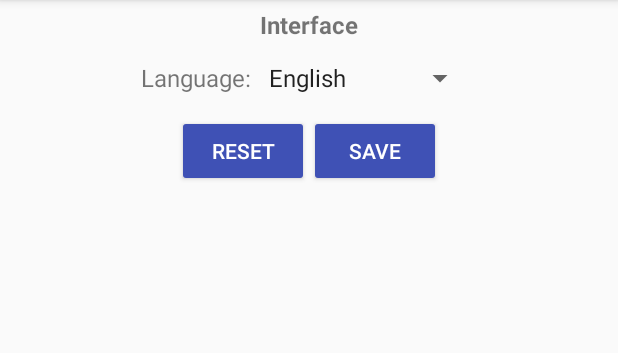
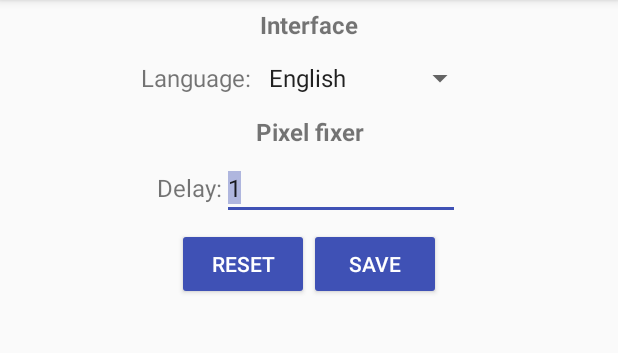
Before and after one commit to CodeDead/DeadPix-android, an Android app: the screen it shows after launch (MainActivity), in the side drawer, after a tap on "Settings", on a phone screen of 412 x 824 dp, the part 84-437 px from its top. Run offline under Robolectric (Android 15) with nearby library versions, the phone set to English and light mode, and no system bars; libraries missing offline, so code that uses them is left out: com.tapadoo.alerter.

Commit message:
* Added fix activity * Added code for fix activity * Added code for settings activity * Fixed some design issues

```diff
--- a/app/build.gradle
+++ b/app/build.gradle
@@ -29,5 +29,6 @@ dependencies {
     compile 'com.android.support:design:25.3.1'
     compile 'com.android.support.constraint:constraint-layout:1.0.2'
     compile 'com.tapadoo.android:alerter:1.0.7'
+    compile 'com.android.support:support-v4:25.3.1'
     testCompile 'junit:junit:4.12'
 }
--- /dev/null
+++ b/app/src/main/java/com/codedead/deadline/deadpix/gui/FixActivity.java
@@ -0,0 +1,185 @@
+package com.codedead.deadline.deadpix.gui;
+
+import android.annotation.SuppressLint;
+import android.graphics.Color;
+import android.os.CountDownTimer;
+import android.support.v4.content.ContextCompat;
+import android.support.v7.app.ActionBar;
+import android.support.v7.app.AppCompatActivity;
+import android.os.Bundle;
+import android.os.Handler;
+import android.view.MotionEvent;
+import android.view.View;
+import android.widget.FrameLayout;
+
+import com.codedead.deadline.deadpix.R;
+
+import java.util.Random;
+
+public class FixActivity extends AppCompatActivity {
+    private boolean fixCancelled;
+    private FrameLayout frameLayout;
+    private int fixDelay = 1;
+
+    private static final Random rnd = new Random();
+    private static final boolean AUTO_HIDE = true;
+    private static final int AUTO_HIDE_DELAY_MILLIS = 2000;
+    private static final int UI_ANIMATION_DELAY = 300;
+    private final Handler mHideHandler = new Handler();
+    private final Runnable mHidePart2Runnable = new Runnable() {
+        @SuppressLint("InlinedApi")
+        @Override
+        public void run() {
+            frameLayout.setSystemUiVisibility(View.SYSTEM_UI_FLAG_LOW_PROFILE
+                    | View.SYSTEM_UI_FLAG_FULLSCREEN
+                    | View.SYSTEM_UI_FLAG_LAYOUT_STABLE
+                    | View.SYSTEM_UI_FLAG_IMMERSIVE_STICKY
+                    | View.SYSTEM_UI_FLAG_LAYOUT_HIDE_NAVIGATION
+                    | View.SYSTEM_UI_FLAG_HIDE_NAVIGATION);
+        }
+    };
+    private View mControlsView;
+    private final Runnable mShowPart2Runnable = new Runnable() {
+        @Override
+        public void run() {
+            ActionBar actionBar = getSupportActionBar();
+            if (actionBar != null) {
+                actionBar.show();
+            }
+            mControlsView.setVisibility(View.VISIBLE);
+        }
+    };
+    private boolean mVisible;
+    private final Runnable mHideRunnable = new Runnable() {
+        @Override
+        public void run() {
+            hide();
+        }
+    };
+    private final View.OnTouchListener mDelayHideTouchListener = new View.OnTouchListener() {
+        @Override
+        public boolean onTouch(View view, MotionEvent motionEvent) {
+            if (AUTO_HIDE) {
+                delayedHide(AUTO_HIDE_DELAY_MILLIS);
+            }
+
+            fixCancelled = true;
+            finish();
+
+            return false;
+        }
+    };
+
+    @Override
+    protected void onCreate(Bundle savedInstanceState) {
+        super.onCreate(savedInstanceState);
+
+        setContentView(R.layout.activity_fix);
+
+        mVisible = true;
+        mControlsView = findViewById(R.id.fullscreen_content_controls);
+        frameLayout = (FrameLayout) findViewById(R.id.frame_fix);
+
+        frameLayout.setOnClickListener(new View.OnClickListener() {
+            @Override
+            public void onClick(View view) {
+                toggle();
+            }
+        });
+
+        findViewById(R.id.BtnCloseFix).setOnTouchListener(mDelayHideTouchListener);
+
+        String color;
+        if (getIntent() != null) {
+
+            fixDelay = getIntent().getIntExtra("delay", 1);
+
+            if (getIntent().getStringExtra("color") != null) {
+                color = getIntent().getStringExtra("color");
+
+                switch (color) {
+                    case "red":
+                        frameLayout.setBackgroundColor(ContextCompat.getColor(this, R.color.red));
+                        break;
+                    case "green":
+                        frameLayout.setBackgroundColor(ContextCompat.getColor(this, R.color.green));
+                        break;
+                    case "blue":
+                        frameLayout.setBackgroundColor(ContextCompat.getColor(this, R.color.blue));
+                        break;
+                    case "yellow":
+                        frameLayout.setBackgroundColor(ContextCompat.getColor(this, R.color.yellow));
+                        break;
+                    case "white":
+                        frameLayout.setBackgroundColor(ContextCompat.getColor(this, android.R.color.white));
+                        break;
+                    case "black":
+                        frameLayout.setBackgroundColor(ContextCompat.getColor(this, android.R.color.black));
+                        break;
+                    case "fix":
+                        fix();
+                        break;
+                }
+            }
+        }
+    }
+
+    private void fix() {
+        new CountDownTimer(fixDelay, 1000) {
+
+            @Override
+            public void onTick(long millisUntilFinished) {
+            }
+
+            @Override
+            public void onFinish() {
+                int color = Color.argb(255, rnd.nextInt(256), rnd.nextInt(256), rnd.nextInt(256));
+                frameLayout.setBackgroundColor(color);
+                if (!fixCancelled) {
+                    start();
+                }
+            }
+        }.start();
+    }
+
+    @Override
+    protected void onPostCreate(Bundle savedInstanceState) {
+        super.onPostCreate(savedInstanceState);
+        delayedHide(100);
+    }
+
+    private void toggle() {
+        if (mVisible) {
+            hide();
+        } else {
+            show();
+        }
+    }
+
+    private void hide() {
+        ActionBar actionBar = getSupportActionBar();
+        if (actionBar != null) {
+            actionBar.hide();
+        }
+
+        mControlsView.setVisibility(View.GONE);
+        mVisible = false;
+
+        mHideHandler.removeCallbacks(mShowPart2Runnable);
+        mHideHandler.postDelayed(mHidePart2Runnable, UI_ANIMATION_DELAY);
+    }
+
+    @SuppressLint("InlinedApi")
+    private void show() {
+        frameLayout.setSystemUiVisibility(View.SYSTEM_UI_FLAG_LAYOUT_FULLSCREEN | View.SYSTEM_UI_FLAG_LAYOUT_HIDE_NAVIGATION);
+        mVisible = true;
+
+        mHideHandler.removeCallbacks(mHidePart2Runnable);
+        mHideHandler.postDelayed(mShowPart2Runnable, UI_ANIMATION_DELAY);
+    }
+
+    private void delayedHide(int delayMillis) {
+        mHideHandler.removeCallbacks(mHideRunnable);
+        mHideHandler.postDelayed(mHideRunnable, delayMillis);
+    }
+}
--- a/app/src/main/java/com/codedead/deadline/deadpix/gui/MainActivity.java
+++ b/app/src/main/java/com/codedead/deadline/deadpix/gui/MainActivity.java
@@ -20,6 +20,7 @@ import android.support.v7.widget.Toolbar;
 import android.view.MenuItem;
 import android.view.View;
 import android.widget.Button;
+import android.widget.EditText;
 import android.widget.ImageButton;
 import android.widget.Spinner;
 import android.widget.Toast;
@@ -87,6 +88,65 @@ public class MainActivity extends AppCompatActivity implements NavigationView.On
         FloatingActionButton fabWhite = (FloatingActionButton) findViewById(R.id.fab_white);
         FloatingActionButton fabBlack = (FloatingActionButton) findViewById(R.id.fab_black);
         Button btnFix = (Button) findViewById(R.id.BtnFix);
+
+        final Intent intent = new Intent(this, FixActivity.class);
+
+        fabRed.setOnClickListener(new View.OnClickListener() {
+            @Override
+            public void onClick(View v) {
+                intent.putExtra("color", "red");
+                startActivity(intent);
+            }
+        });
+
+        fabGreen.setOnClickListener(new View.OnClickListener() {
+            @Override
+            public void onClick(View v) {
+                intent.putExtra("color", "green");
+                startActivity(intent);
+            }
+        });
+
+        fabBlue.setOnClickListener(new View.OnClickListener() {
+            @Override
+            public void onClick(View v) {
+                intent.putExtra("color", "blue");
+                startActivity(intent);
+            }
+        });
+
+        fabYellow.setOnClickListener(new View.OnClickListener() {
+            @Override
+            public void onClick(View v) {
+                intent.putExtra("color", "yellow");
+                startActivity(intent);
+            }
+        });
+
+        fabWhite.setOnClickListener(new View.OnClickListener() {
+            @Override
+            public void onClick(View v) {
+                intent.putExtra("color", "white");
+                startActivity(intent);
+            }
+        });
+
+        fabBlack.setOnClickListener(new View.OnClickListener() {
+            @Override
+            public void onClick(View v) {
+                intent.putExtra("color", "black");
+                startActivity(intent);
+            }
+        });
+
+        btnFix.setOnClickListener(new View.OnClickListener() {
+            @Override
+            public void onClick(View v) {
+                intent.putExtra("color", "fix");
+                intent.putExtra("delay", sharedPreferences.getInt("delay", 1));
+                startActivity(intent);
+            }
+        });
     }
 
     private void content_help() {
@@ -150,20 +210,55 @@ public class MainActivity extends AppCompatActivity implements NavigationView.On
 
     private void content_settings() {
         final Spinner spnLanguage = (Spinner) findViewById(R.id.SpnLanguages);
+        final EditText edtDelay = (EditText) findViewById(R.id.EdtDelay);
         Button btnReset = (Button) findViewById(R.id.BtnReset);
         Button btnSave = (Button) findViewById(R.id.BtnSave);
+
+        String lang = sharedPreferences.getString("language", "en");
+
+        switch (lang) {
+            default:
+            case "en":
+                spnLanguage.setSelection(0);
+                break;
+            case "nl":
+                spnLanguage.setSelection(1);
+                break;
+            case "fr":
+                spnLanguage.setSelection(2);
+                break;
+            case "de":
+                spnLanguage.setSelection(3);
+                break;
+        }
+
+        edtDelay.setText("" + sharedPreferences.getInt("delay", 1));
 
         btnReset.setOnClickListener(new View.OnClickListener() {
             @Override
             public void onClick(View v) {
-                saveSettings(0);
+                saveSettings(0, 1);
+
+                Context c = LocaleHelper.setLocale(getApplicationContext(), sharedPreferences.getString("language", "en"));
+                Toast.makeText(MainActivity.this, c.getString(R.string.toast_settins_reset), Toast.LENGTH_SHORT).show();
+                recreate();
             }
         });
 
         btnSave.setOnClickListener(new View.OnClickListener() {
             @Override
             public void onClick(View v) {
-                saveSettings(spnLanguage.getSelectedItemPosition());
+                int delay;
+                try {
+                    delay = Integer.parseInt(edtDelay.getText().toString());
+                } catch (Exception ignored) {
+                    delay = 1;
+                }
+                saveSettings(spnLanguage.getSelectedItemPosition(), delay);
+
+                Context c = LocaleHelper.setLocale(getApplicationContext(), sharedPreferences.getString("language", "en"));
+                Toast.makeText(MainActivity.this, c.getString(R.string.toast_settings_saved), Toast.LENGTH_SHORT).show();
+                recreate();
             }
         });
     }
@@ -199,7 +294,7 @@ public class MainActivity extends AppCompatActivity implements NavigationView.On
         }.start();
     }
 
-    private void saveSettings(int language) {
+    private void saveSettings(int language, int delay) {
         SharedPreferences.Editor editor = sharedPreferences.edit();
 
         String lang;
@@ -220,6 +315,8 @@ public class MainActivity extends AppCompatActivity implements NavigationView.On
         }
 
         editor.putString("language", lang);
+        editor.putInt("delay", delay);
+
         editor.apply();
     }
 
--- a/app/src/main/res/layout/content_about.xml
+++ b/app/src/main/res/layout/content_about.xml
@@ -37,13 +37,15 @@
                 android:id="@+id/BtnFacebook"
                 android:layout_width="wrap_content"
                 android:layout_height="wrap_content"
-                app:srcCompat="@drawable/ic_facebook_icon" />
+                app:srcCompat="@drawable/ic_facebook_icon"
+                android:contentDescription="@string/descr_facebook_logo" />
 
             <ImageButton
                 android:id="@+id/BtnTwitter"
                 android:layout_width="wrap_content"
                 android:layout_height="wrap_content"
-                app:srcCompat="@drawable/ic_twitter_icon" />
+                app:srcCompat="@drawable/ic_twitter_icon"
+                android:contentDescription="@string/descr_twitter_logo" />
 
         </LinearLayout>
 
--- a/app/src/main/res/layout/content_main.xml
+++ b/app/src/main/res/layout/content_main.xml
@@ -66,7 +66,7 @@
         style="@style/Widget.AppCompat.Button.Colored"
         android:layout_width="wrap_content"
         android:layout_height="wrap_content"
-        android:text="Fix">
+        android:text="@string/button_fix">
 
     </Button>
 
--- a/app/src/main/res/layout/content_settings.xml
+++ b/app/src/main/res/layout/content_settings.xml
@@ -38,7 +38,41 @@
                 android:layout_width="wrap_content"
                 android:layout_height="wrap_content"
                 android:layout_margin="2dp"
-                android:entries="@array/array_languages"></Spinner>
+                android:entries="@array/array_languages" />
+
+        </LinearLayout>
+
+        <TextView
+            android:layout_width="match_parent"
+            android:layout_height="wrap_content"
+            android:layout_margin="5dp"
+            android:text="@string/nav_pixel_fixer"
+            android:textAlignment="center"
+            android:textSize="16sp"
+            android:textStyle="bold">
+
+        </TextView>
+
+        <LinearLayout
+            android:layout_width="match_parent"
+            android:layout_height="wrap_content"
+            android:gravity="center">
+
+            <TextView
+                android:layout_width="wrap_content"
+                android:layout_height="wrap_content"
+                android:textSize="16sp"
+                android:text="@string/text_delay"/>
+
+            <EditText
+                android:id="@+id/EdtDelay"
+                android:layout_width="wrap_content"
+                android:layout_height="wrap_content"
+                android:hint="@string/hint_delay_in_milliseconds"
+                android:inputType="number|numberDecimal"
+                android:selectAllOnFocus="true"
+                android:maxLines="1"
+                android:textSize="16sp" />
 
         </LinearLayout>
 
--- a/app/src/main/res/values/colors.xml
+++ b/app/src/main/res/values/colors.xml
@@ -9,4 +9,6 @@
     <color name="blue" type="color">#FF33B5E5</color>
     <color name="yellow" type="color">#ffee00</color>
 
+    <color name="black_overlay">#66000000</color>
+
 </resources>
--- a/app/src/main/res/values/strings.xml
+++ b/app/src/main/res/values/strings.xml
@@ -26,11 +26,20 @@
     <string name="text_language">Language:</string>
     <string name="button_reset">Reset</string>
     <string name="button_save">Save</string>
+    <string name="button_close_fix">Close</string>
+    <string name="toast_settins_reset">All settings have been reset!</string>
+    <string name="toast_settings_saved">All settings have been saved!</string>
+    <string name="text_delay">Delay:</string>
+    <string name="hint_delay_in_milliseconds">Delay in milliseconds</string>
+    <string name="button_fix">Fix</string>
+    <string name="descr_facebook_logo">Facebook logo</string>
+    <string name="descr_twitter_logo">Twitter logo</string>
 
     <string-array name="array_languages" translatable="false">
         <item>English</item>
         <item>Nederlands</item>
-        <item>Frans</item>
+        <item>Français</item>
         <item>Deutsch</item>
     </string-array>
+
 </resources>
--- a/app/src/main/res/values/styles.xml
+++ b/app/src/main/res/values/styles.xml
@@ -17,4 +17,16 @@
 
     <style name="AppTheme.PopupOverlay" parent="ThemeOverlay.AppCompat.Light" />
 
+    <style name="FullscreenTheme" parent="AppTheme">
+        <item name="android:actionBarStyle">@style/FullscreenActionBarStyle</item>
+        <item name="android:windowActionBarOverlay">true</item>
+        <item name="android:windowBackground">@null</item>
+        <item name="metaButtonBarStyle">?android:attr/buttonBarStyle</item>
+        <item name="metaButtonBarButtonStyle">?android:attr/buttonBarButtonStyle</item>
+    </style>
+
+    <style name="FullscreenActionBarStyle" parent="Widget.AppCompat.ActionBar">
+        <item name="android:background">@color/black_overlay</item>
+    </style>
+
 </resources>
```
Also changed, not shown: app/src/main/AndroidManifest.xml (+7 -3 lines), app/src/main/res/layout/activity_fix.xml (added, +30 -0 lines), app/src/main/res/values/attrs.xml (added, +12 -0 lines).
